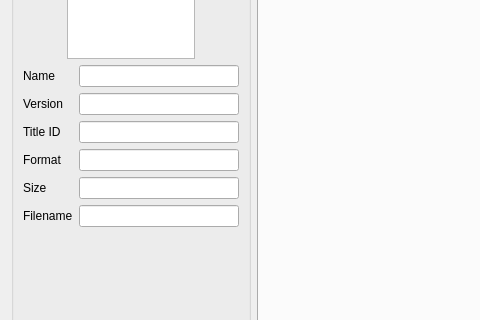
This is src/citra_qt/configuration/configure_per_game.ui in skblt/citra as Qt 5 draws it before an edit; both pictures show x 0 to 480 and y 109 to 429 of the 900 by 661 pixel window. The edited form follows.
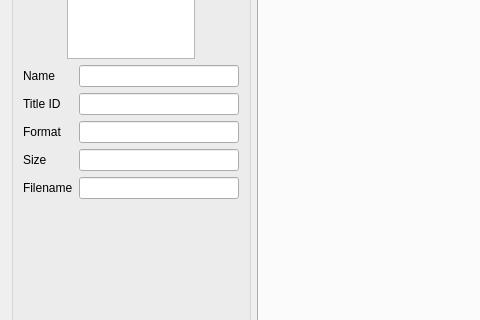
This is the edited form.

Commit message:
citra_qt: Remove version number
* Not sure how to extract that, can always add it back later

What changed in the file:
```diff
--- a/src/citra_qt/configuration/configure_per_game.ui
+++ b/src/citra_qt/configuration/configure_per_game.ui
@@ -71,24 +71,14 @@
         </item>
         <item>
          <layout class="QGridLayout" name="gridLayout_2">
-          <item row="5" column="0">
+          <item row="4" column="0">
            <widget class="QLabel" name="label_6">
             <property name="text">
              <string>Size</string>
             </property>
            </widget>
           </item>
-          <item row="2" column="1">
-           <widget class="QLineEdit" name="display_version">
-            <property name="enabled">
-             <bool>true</bool>
-            </property>
-            <property name="readOnly">
-             <bool>true</bool>
-            </property>
-           </widget>
-          </item>
-          <item row="6" column="1">
+          <item row="5" column="1">
            <widget class="QLineEdit" name="display_filename">
             <property name="enabled">
              <bool>true</bool>
@@ -104,7 +94,7 @@
             </property>
            </widget>
           </item>
-          <item row="4" column="0">
+          <item row="3" column="0">
            <widget class="QLabel" name="label_5">
             <property name="text">
              <string>Format</string>
@@ -118,14 +108,7 @@
             </property>
            </widget>
           </item>
-          <item row="2" column="0">
-           <widget class="QLabel" name="label_3">
-            <property name="text">
-             <string>Version</string>
-            </property>
-           </widget>
-          </item>
-          <item row="5" column="1">
+          <item row="4" column="1">
            <widget class="QLineEdit" name="display_size">
             <property name="enabled">
              <bool>true</bool>
@@ -135,21 +118,21 @@
             </property>
            </widget>
           </item>
-          <item row="6" column="0">
+          <item row="5" column="0">
            <widget class="QLabel" name="label_7">
             <property name="text">
              <string>Filename</string>
             </property>
            </widget>
           </item>
-          <item row="3" column="0">
+          <item row="2" column="0">
            <widget class="QLabel" name="label_4">
             <property name="text">
              <string>Title ID</string>
             </property>
            </widget>
           </item>
-          <item row="3" column="1">
+          <item row="2" column="1">
            <widget class="QLineEdit" name="display_title_id">
             <property name="enabled">
              <bool>true</bool>
@@ -169,7 +152,7 @@
             </property>
            </widget>
           </item>
-          <item row="4" column="1">
+          <item row="3" column="1">
            <widget class="QLineEdit" name="display_format">
             <property name="enabled">
              <bool>true</bool>
```
The commit also changes 1 other file.
